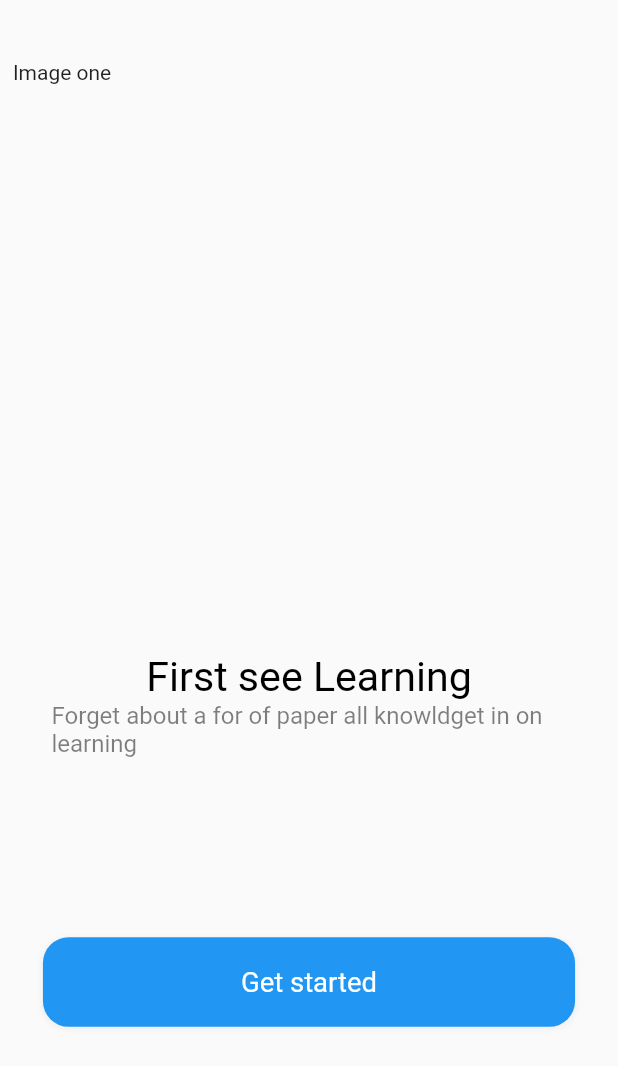
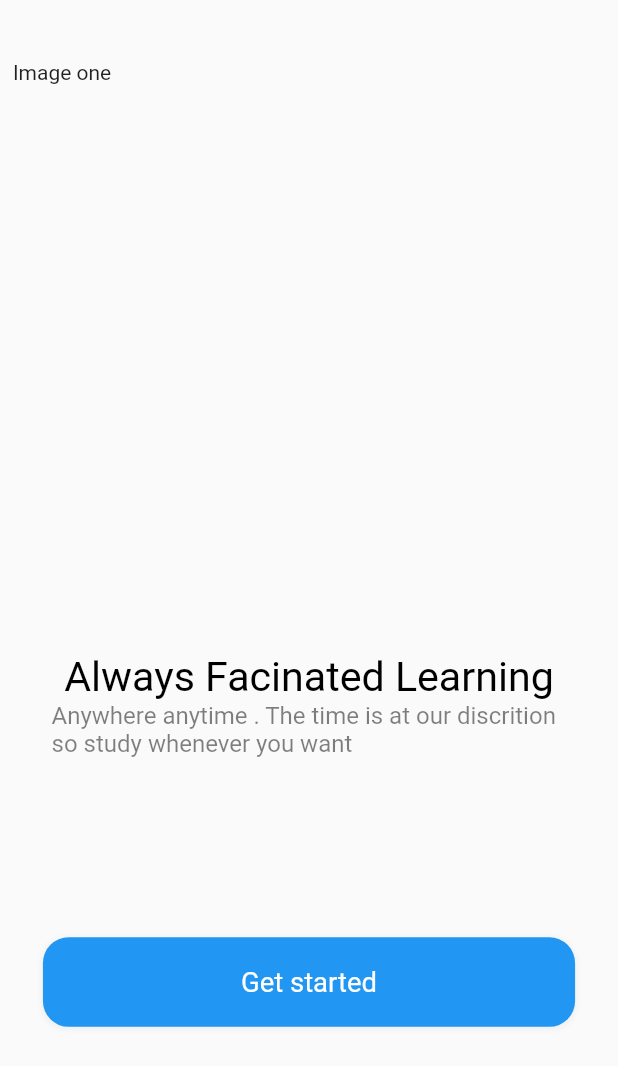
Before and after one commit to SinaHajipooor/Bloc-Pattern, a Flutter app: the screen it shows after launch, swiped to page 3, on a phone screen of 412 x 824 dp. Shown: the top 1066 px of the screen. Run offline on Flutter 3.47's test engine with Material 2 defaults, Android fonts, the phone set to English and light mode, and no system bars; our stand-ins replace flutter_screenutil.

Commit message:
pass real data to page widgets

```diff
--- a/lib/screens/welcome/welcome_screen.dart
+++ b/lib/screens/welcome/welcome_screen.dart
@@ -23,8 +23,8 @@ class _WelcomeScreenState extends State<WelcomeScreen> {
                 physics: const BouncingScrollPhysics(),
                 children: [
                   _page(1, context, 'next', 'First see Learning', 'Forget about a for of paper all knowldget in on learning', 'image path'),
-                  _page(2, context, 'next', 'First see Learning', 'Forget about a for of paper all knowldget in on learning', 'image path'),
-                  _page(3, context, 'Get started', 'First see Learning', 'Forget about a for of paper all knowldget in on learning', 'image path'),
+                  _page(2, context, 'next', 'Connect with everyone ', 'Always keep in touch with your tutor & friend Lets get connected', 'image path'),
+                  _page(3, context, 'Get started', 'Always Facinated Learning', 'Anywhere anytime . The time is at our discrition so study whenever you want', 'image path'),
                 ],
               ),
             ],
```
